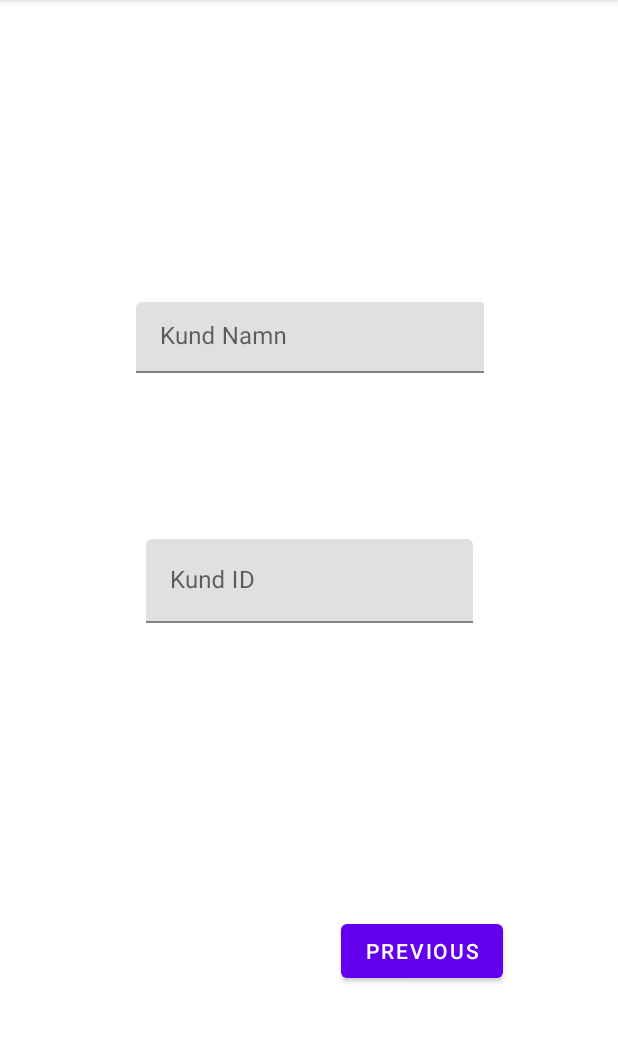
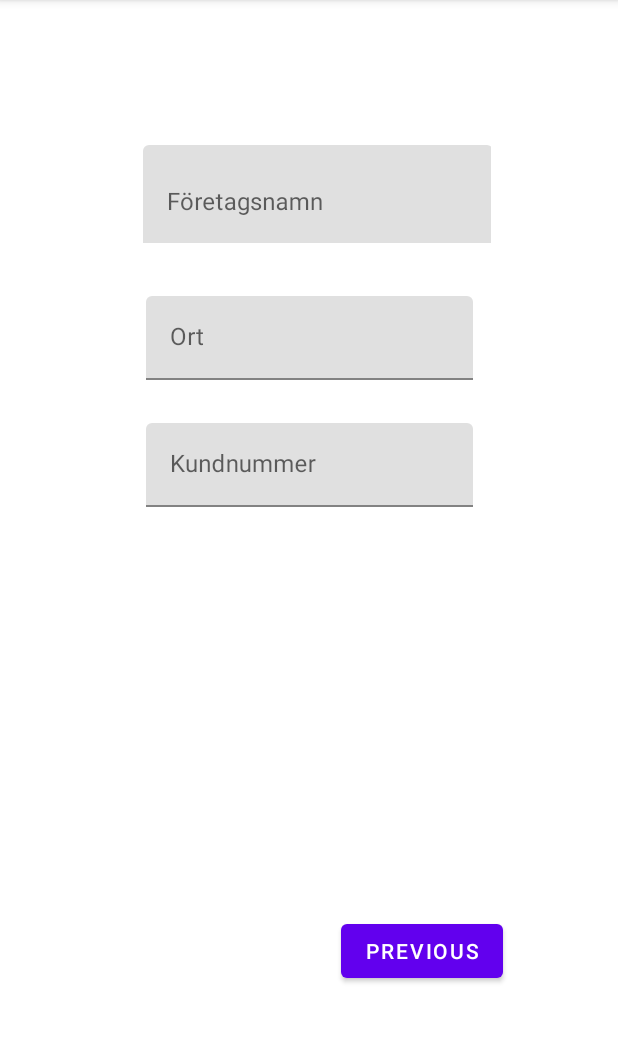
Before and after one commit to Alburrito18/FloppyDisk, an Android app: the SecondFragment screen opened through its navigation route, on a phone screen of 412 x 824 dp, the part 84-1127 px from its top. Run offline under Robolectric (Android 15) with nearby library versions, the phone set to English and light mode, and no system bars.

Commit message:
Update fragment_second.xml

```diff
--- a/app/src/main/res/layout/fragment_second.xml
+++ b/app/src/main/res/layout/fragment_second.xml
@@ -19,34 +19,59 @@
         app:layout_constraintTop_toTopOf="parent" />
 
     <com.google.android.material.textfield.TextInputLayout
-        android:layout_width="232dp"
-        android:layout_height="65dp"
-        android:layout_marginBottom="300dp"
-        app:layout_constraintBottom_toBottomOf="parent"
-        app:layout_constraintEnd_toEndOf="parent"
-        app:layout_constraintHorizontal_bias="0.502"
-        app:layout_constraintStart_toStartOf="parent"
-        app:layout_constraintTop_toTopOf="parent">
-
-        <com.google.android.material.textfield.TextInputEditText
-            android:layout_width="233dp"
-            android:layout_height="47dp"
-            android:hint="@string/kund_namn" />
-    </com.google.android.material.textfield.TextInputLayout>
-
-    <com.google.android.material.textfield.TextInputLayout
-        android:id="@+id/textInputLayout"
+        android:id="@+id/textInputLayout2"
         android:layout_width="218dp"
         android:layout_height="58dp"
         android:layout_marginTop="8dp"
         app:layout_constraintBottom_toBottomOf="parent"
         app:layout_constraintEnd_toEndOf="parent"
         app:layout_constraintStart_toStartOf="parent"
-        app:layout_constraintTop_toTopOf="parent">
+        app:layout_constraintTop_toTopOf="parent"
+        app:layout_constraintVertical_bias="0.26999998">
 
         <com.google.android.material.textfield.TextInputEditText
             android:layout_width="match_parent"
             android:layout_height="wrap_content"
-            android:hint="@string/kund_id" />
+            android:hint="Ort" />
+
     </com.google.android.material.textfield.TextInputLayout>
+
+    <com.google.android.material.textfield.TextInputLayout
+        android:id="@+id/textInputLayout3"
+        android:layout_width="218dp"
+        android:layout_height="58dp"
+        android:layout_marginTop="8dp"
+        app:layout_constraintBottom_toBottomOf="parent"
+        app:layout_constraintEnd_toEndOf="parent"
+        app:layout_constraintStart_toStartOf="parent"
+        app:layout_constraintTop_toTopOf="parent"
+        app:layout_constraintVertical_bias="0.39">
+
+        <com.google.android.material.textfield.TextInputEditText
+            android:layout_width="match_parent"
+            android:layout_height="wrap_content"
+            android:hint="Kundnummer" />
+
+    </com.google.android.material.textfield.TextInputLayout>
+
+    <com.google.android.material.textfield.TextInputLayout
+        android:id="@+id/textInputLayout1"
+        android:layout_width="232dp"
+        android:layout_height="65dp"
+        android:layout_marginBottom="300dp"
+        app:layout_constraintBottom_toBottomOf="parent"
+        app:layout_constraintEnd_toEndOf="parent"
+        app:layout_constraintHorizontal_bias="0.53"
+        app:layout_constraintStart_toStartOf="parent"
+        app:layout_constraintTop_toTopOf="parent"
+        app:layout_constraintVertical_bias="0.24000001">
+
+        <com.google.android.material.textfield.TextInputEditText
+            android:id="@+id/textInputEditText2"
+            android:layout_width="233dp"
+            android:layout_height="77dp"
+            android:hint="Företagsnamn" />
+    </com.google.android.material.textfield.TextInputLayout>
+
+
 </androidx.constraintlayout.widget.ConstraintLayout>
```
